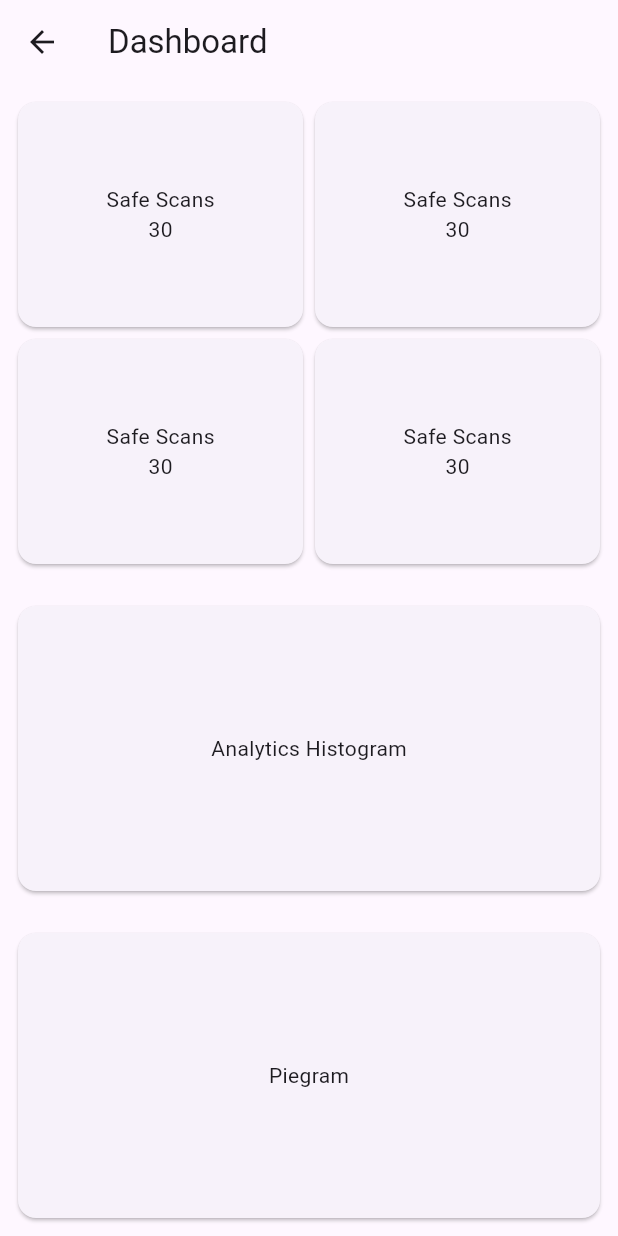
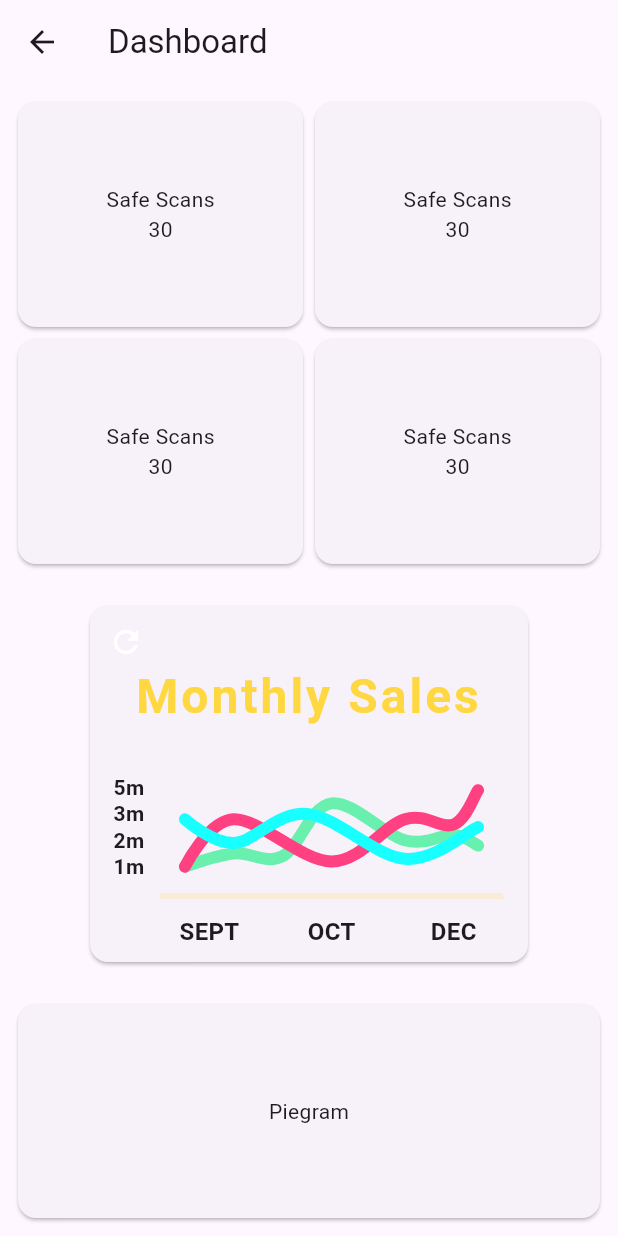
Before and after one commit to shmaisanimostafa/Security-Guard-Mobile-Admin, a Flutter app: the DashboardScreen screen opened directly, on a phone screen of 412 x 824 dp. Run offline on Flutter 3.47's test engine with Material 3 defaults, Android fonts, the phone set to English and light mode, and no system bars; drawn by our look-alikes of fl_chart; our stand-ins replace avatar_glow, dotted_border, file_picker, google_generative_ai, image_picker, speech_to_text; missing offline and left inert: feedback, flutter_email_sender, google_mlkit_text_recognition, highlight_text; statements that could not run were skipped.

Commit message:
Add Line Chart example

```diff
--- /dev/null
+++ b/security_guard_mobile_admin/lib/components/line_chart_one.dart
@@ -0,0 +1,360 @@
+import 'package:fl_chart/fl_chart.dart';
+import 'package:flutter/material.dart';
+
+class _LineChart extends StatelessWidget {
+  const _LineChart({required this.isShowingMainData});
+
+  final bool isShowingMainData;
+
+  @override
+  Widget build(BuildContext context) {
+    return LineChart(
+      isShowingMainData ? sampleData1 : sampleData2,
+      duration: const Duration(milliseconds: 250),
+    );
+  }
+
+  LineChartData get sampleData1 => LineChartData(
+        lineTouchData: lineTouchData1,
+        gridData: gridData,
+        titlesData: titlesData1,
+        borderData: borderData,
+        lineBarsData: lineBarsData1,
+        minX: 0,
+        maxX: 14,
+        maxY: 4,
+        minY: 0,
+      );
+
+  LineChartData get sampleData2 => LineChartData(
+        lineTouchData: lineTouchData2,
+        gridData: gridData,
+        titlesData: titlesData2,
+        borderData: borderData,
+        lineBarsData: lineBarsData2,
+        minX: 0,
+        maxX: 14,
+        maxY: 6,
+        minY: 0,
+      );
+
+  LineTouchData get lineTouchData1 => LineTouchData(
+        handleBuiltInTouches: true,
+        touchTooltipData: LineTouchTooltipData(
+          getTooltipColor: (touchedSpot) => Colors.blueGrey.withOpacity(0.8),
+        ),
+      );
+
+  FlTitlesData get titlesData1 => FlTitlesData(
+        bottomTitles: AxisTitles(
+          sideTitles: bottomTitles,
+        ),
+        rightTitles: const AxisTitles(
+          sideTitles: SideTitles(showTitles: false),
+        ),
+        topTitles: const AxisTitles(
+          sideTitles: SideTitles(showTitles: false),
+        ),
+        leftTitles: AxisTitles(
+          sideTitles: leftTitles(),
+        ),
+      );
+
+  List<LineChartBarData> get lineBarsData1 => [
+        lineChartBarData1_1,
+        lineChartBarData1_2,
+        lineChartBarData1_3,
+      ];
+
+  LineTouchData get lineTouchData2 => const LineTouchData(
+        enabled: false,
+      );
+
+  FlTitlesData get titlesData2 => FlTitlesData(
+        bottomTitles: AxisTitles(
+          sideTitles: bottomTitles,
+        ),
+        rightTitles: const AxisTitles(
+          sideTitles: SideTitles(showTitles: false),
+        ),
+        topTitles: const AxisTitles(
+          sideTitles: SideTitles(showTitles: false),
+        ),
+        leftTitles: AxisTitles(
+          sideTitles: leftTitles(),
+        ),
+      );
+
+  List<LineChartBarData> get lineBarsData2 => [
+        lineChartBarData2_1,
+        lineChartBarData2_2,
+        lineChartBarData2_3,
+      ];
+
+  Widget leftTitleWidgets(double value, TitleMeta meta) {
+    const style = TextStyle(
+      fontWeight: FontWeight.bold,
+      fontSize: 14,
+    );
+    String text;
+    switch (value.toInt()) {
+      case 1:
+        text = '1m';
+        break;
+      case 2:
+        text = '2m';
+        break;
+      case 3:
+        text = '3m';
+        break;
+      case 4:
+        text = '5m';
+        break;
+      case 5:
+        text = '6m';
+        break;
+      default:
+        return Container();
+    }
+
+    return Text(text, style: style, textAlign: TextAlign.center);
+  }
+
+  SideTitles leftTitles() => SideTitles(
+        getTitlesWidget: leftTitleWidgets,
+        showTitles: true,
+        interval: 1,
+        reservedSize: 40,
+      );
+
+  Widget bottomTitleWidgets(double value, TitleMeta meta) {
+    const style = TextStyle(
+      fontWeight: FontWeight.bold,
+      fontSize: 16,
+    );
+    Widget text;
+    switch (value.toInt()) {
+      case 2:
+        text = const Text('SEPT', style: style);
+        break;
+      case 7:
+        text = const Text('OCT', style: style);
+        break;
+      case 12:
+        text = const Text('DEC', style: style);
+        break;
+      default:
+        text = const Text('');
+        break;
+    }
+
+    return SideTitleWidget(
+      axisSide: meta.axisSide,
+      space: 10,
+      child: text,
+    );
+  }
+
+  SideTitles get bottomTitles => SideTitles(
+        showTitles: true,
+        reservedSize: 32,
+        interval: 1,
+        getTitlesWidget: bottomTitleWidgets,
+      );
+
+  FlGridData get gridData => const FlGridData(show: false);
+
+  FlBorderData get borderData => FlBorderData(
+        show: true,
+        border: Border(
+          bottom: BorderSide(
+            color: Colors.amberAccent.withOpacity(0.2),
+            width: 4,
+          ),
+          // Theme.of().primaryColor.withOpacity(0.2), width: 4),
+          left: const BorderSide(color: Colors.transparent),
+          right: const BorderSide(color: Colors.transparent),
+          top: const BorderSide(color: Colors.transparent),
+        ),
+      );
+
+  LineChartBarData get lineChartBarData1_1 => LineChartBarData(
+        isCurved: true,
+        color: Colors.greenAccent,
+        barWidth: 8,
+        isStrokeCapRound: true,
+        dotData: const FlDotData(show: false),
+        belowBarData: BarAreaData(show: false),
+        spots: const [
+          FlSpot(1, 1),
+          FlSpot(3, 1.5),
+          FlSpot(5, 1.4),
+          FlSpot(7, 3.4),
+          FlSpot(10, 2),
+          FlSpot(12, 2.2),
+          FlSpot(13, 1.8),
+        ],
+      );
+
+  LineChartBarData get lineChartBarData1_2 => LineChartBarData(
+        isCurved: true,
+        color: Colors.pinkAccent,
+        barWidth: 8,
+        isStrokeCapRound: true,
+        dotData: const FlDotData(show: false),
+        belowBarData: BarAreaData(
+          show: false,
+          color: Colors.pinkAccent.withOpacity(0),
+        ),
+        spots: const [
+          FlSpot(1, 1),
+          FlSpot(3, 2.8),
+          FlSpot(7, 1.2),
+          FlSpot(10, 2.8),
+          FlSpot(12, 2.6),
+          FlSpot(13, 3.9),
+        ],
+      );
+
+  LineChartBarData get lineChartBarData1_3 => LineChartBarData(
+        isCurved: true,
+        color: Colors.cyanAccent,
+        barWidth: 8,
+        isStrokeCapRound: true,
+        dotData: const FlDotData(show: false),
+        belowBarData: BarAreaData(show: false),
+        spots: const [
+          FlSpot(1, 2.8),
+          FlSpot(3, 1.9),
+          FlSpot(6, 3),
+          FlSpot(10, 1.3),
+          FlSpot(13, 2.5),
+        ],
+      );
+
+  LineChartBarData get lineChartBarData2_1 => LineChartBarData(
+        isCurved: true,
+        curveSmoothness: 0,
+        color: Colors.greenAccent.withOpacity(0.5),
+        barWidth: 4,
+        isStrokeCapRound: true,
+        dotData: const FlDotData(show: false),
+        belowBarData: BarAreaData(show: false),
+        spots: const [
+          FlSpot(1, 1),
+          FlSpot(3, 4),
+          FlSpot(5, 1.8),
+          FlSpot(7, 5),
+          FlSpot(10, 2),
+          FlSpot(12, 2.2),
+          FlSpot(13, 1.8),
+        ],
+      );
+
+  LineChartBarData get lineChartBarData2_2 => LineChartBarData(
+        isCurved: true,
+        color: Colors.pinkAccent.withOpacity(0.5),
+        barWidth: 4,
+        isStrokeCapRound: true,
+        dotData: const FlDotData(show: false),
+        belowBarData: BarAreaData(
+          show: true,
+          color: Colors.pinkAccent.withOpacity(0.2),
+        ),
+        spots: const [
+          FlSpot(1, 1),
+          FlSpot(3, 2.8),
+          FlSpot(7, 1.2),
+          FlSpot(10, 2.8),
+          FlSpot(12, 2.6),
+          FlSpot(13, 3.9),
+        ],
+      );
+
+  LineChartBarData get lineChartBarData2_3 => LineChartBarData(
+        isCurved: true,
+        curveSmoothness: 0,
+        color: Colors.cyanAccent.withOpacity(0.5),
+        barWidth: 2,
+        isStrokeCapRound: true,
+        dotData: const FlDotData(show: true),
+        belowBarData: BarAreaData(show: false),
+        spots: const [
+          FlSpot(1, 3.8),
+          FlSpot(3, 1.9),
+          FlSpot(6, 5),
+          FlSpot(10, 3.3),
+          FlSpot(13, 4.5),
+        ],
+      );
+}
+
+class LineChartSample1 extends StatefulWidget {
+  const LineChartSample1({super.key});
+
+  @override
+  State<StatefulWidget> createState() => LineChartSample1State();
+}
+
+class LineChartSample1State extends State<LineChartSample1> {
+  late bool isShowingMainData;
+
+  @override
+  void initState() {
+    super.initState();
+    isShowingMainData = true;
+  }
+
+  @override
+  Widget build(BuildContext context) {
+    return AspectRatio(
+      aspectRatio: 1.23,
+      child: Stack(
+        children: <Widget>[
+          Column(
+            crossAxisAlignment: CrossAxisAlignment.stretch,
+            children: <Widget>[
+              const SizedBox(
+                height: 37,
+              ),
+              const Text(
+                'Monthly Sales',
+                style: TextStyle(
+                  color: Colors.amberAccent,
+                  // Theme.of(context).primaryColor,
+                  fontSize: 32,
+                  fontWeight: FontWeight.bold,
+                  letterSpacing: 2,
+                ),
+                textAlign: TextAlign.center,
+              ),
+              const SizedBox(
+                height: 37,
+              ),
+              Expanded(
+                child: Padding(
+                  padding: const EdgeInsets.only(right: 16, left: 6),
+                  child: _LineChart(isShowingMainData: isShowingMainData),
+                ),
+              ),
+              const SizedBox(
+                height: 10,
+              ),
+            ],
+          ),
+          IconButton(
+            icon: Icon(
+              Icons.refresh,
+              color: Colors.white.withOpacity(isShowingMainData ? 1.0 : 0.5),
+            ),
+            onPressed: () {
+              setState(() {
+                isShowingMainData = !isShowingMainData;
+              });
+            },
+          )
+        ],
+      ),
+    );
+  }
+}
--- a/security_guard_mobile_admin/lib/screens/admin/dashboard_screen.dart
+++ b/security_guard_mobile_admin/lib/screens/admin/dashboard_screen.dart
@@ -1,5 +1,7 @@
+import 'package:capstone_proj/components/line_chart_one.dart';
 import 'package:capstone_proj/components/statistics_card.dart';
 import 'package:flutter/material.dart';
+import 'package:flutter/widgets.dart';
 
 class DashboardScreen extends StatelessWidget {
   const DashboardScreen({super.key});
@@ -35,10 +37,12 @@
               ],
             ),
             SizedBox(height: 20),
-            Expanded(
+            SizedBox(
+              width: 300,
               child: Card(
                 child: Center(
-                  child: Text('Analytics Histogram'),
+                  child: LineChartSample1(),
+                  // Text('Analytics Histogram'),
                 ),
               ),
             ),
--- a/security_guard_mobile_admin/pubspec.yaml
+++ b/security_guard_mobile_admin/pubspec.yaml
@@ -50,6 +50,7 @@
   http: ^1.2.1
   flutter_form_builder: ^9.2.1
   form_builder_validators: ^9.1.0
+  fl_chart: ^0.67.0
 
 flutter_native_splash:
   color: "#ffffff"
```
